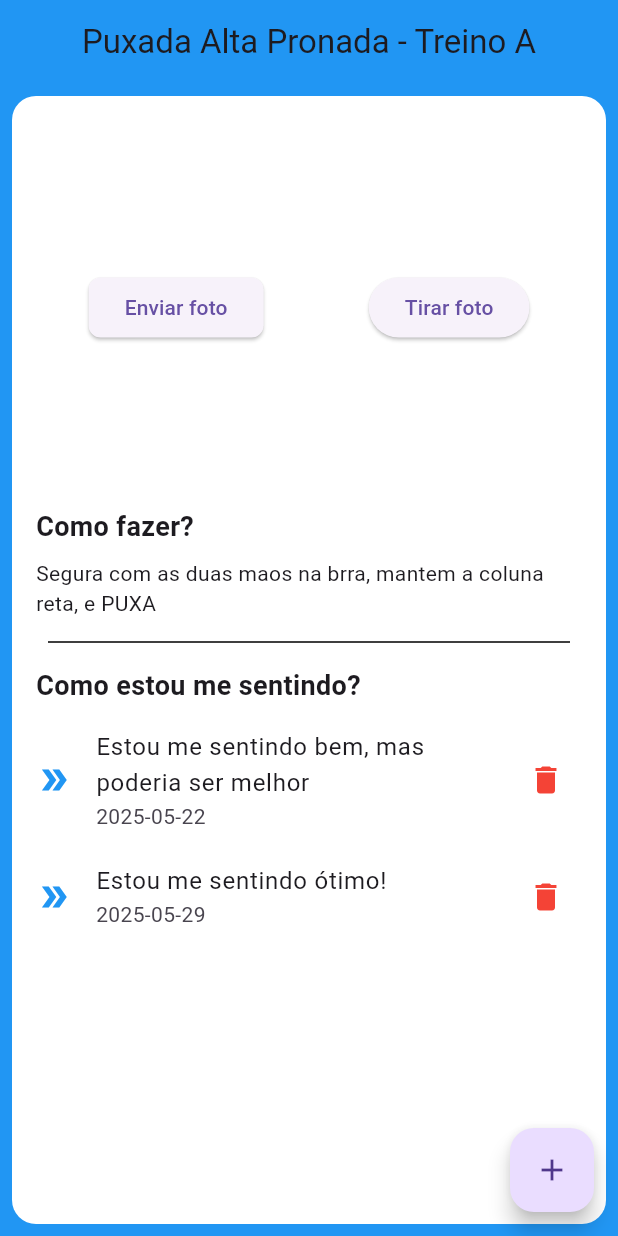
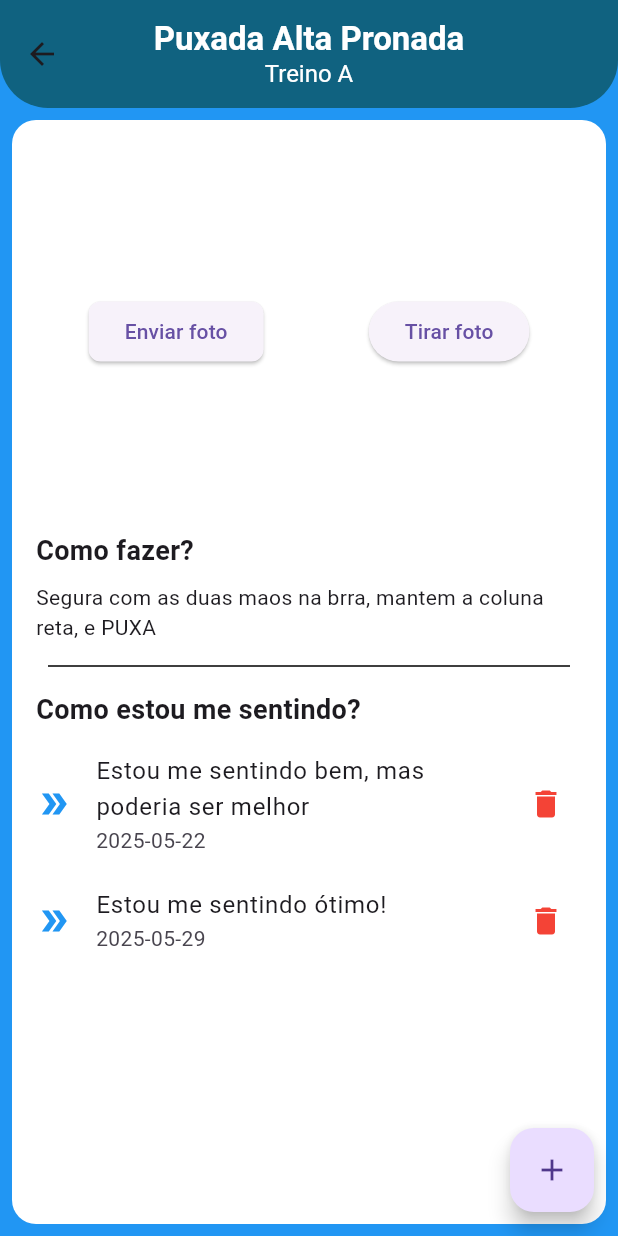
Before and after one commit to giovaniocan/gym_app_flutter_project, a Flutter app: the ExerciceScreen screen opened directly, on a phone screen of 412 x 824 dp. Run offline on Flutter 3.47's test engine with Material 3 defaults, Android fonts, the phone set to English and light mode, and no system bars.

```diff
--- a/lib/main.dart
+++ b/lib/main.dart
@@ -1,4 +1,5 @@
 import "package:flutter/material.dart";
+import "package:flutter_project_1/screens/authenticator_screen.dart";
 import "package:flutter_project_1/screens/exercice_screen.dart";
 
 void main() {
@@ -10,8 +11,8 @@ class MyApp extends StatelessWidget {
 
   @override
   Widget build(BuildContext context) {
-    return MaterialApp(
-      home: ExerciceScreen(),
+    return const MaterialApp(
+      home: AuthenticationScreen(),
     );
   }
 }
--- a/lib/screens/exercice_screen.dart
+++ b/lib/screens/exercice_screen.dart
@@ -30,9 +30,36 @@ class ExerciceScreen extends StatelessWidget {
     return Scaffold(
       backgroundColor: Colors.blue,
       appBar: AppBar(
-        title: Text("${exercicioModelo.nome} - ${exercicioModelo.treino}"),
+        title: Column(
+          children: [
+            Text(
+              exercicioModelo.nome,
+              style: const TextStyle(
+                fontSize: 22,
+                fontWeight: FontWeight.bold,
+              ),
+            ),
+            Text(
+              exercicioModelo.treino,
+              style: const TextStyle(
+                fontSize: 16,
+                fontWeight: FontWeight.w400,
+              ),
+            ),
+          ],
+        ),
         centerTitle: true,
-        backgroundColor: Colors.blue,
+        backgroundColor: Color.fromARGB(255, 16, 98, 128),
+        elevation: 0,
+        titleTextStyle: const TextStyle(
+          color: Colors.white,
+        ),
+        toolbarHeight: 72,
+        shape: const RoundedRectangleBorder(
+          borderRadius: BorderRadius.vertical(
+            bottom: Radius.circular(32),
+          ),
+        ),
       ),
       floatingActionButton: FloatingActionButton(
         onPressed: () {
--- a/pubspec.yaml
+++ b/pubspec.yaml
@@ -22,3 +22,5 @@ dev_dependencies:
 
 flutter:
   uses-material-design: true
+  assets:
+    - assets/
```
Also changed, not shown: lib/screens/authenticator_screen.dart (added, +30 -0 lines), assets/logo.png (added).
